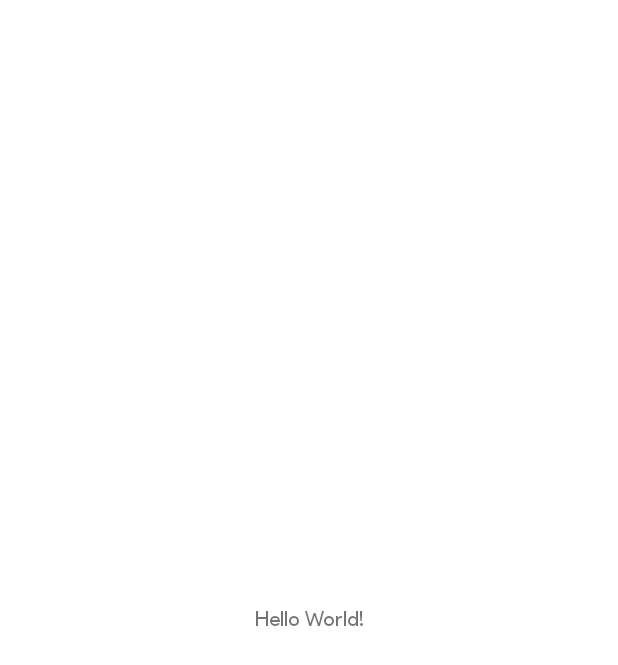
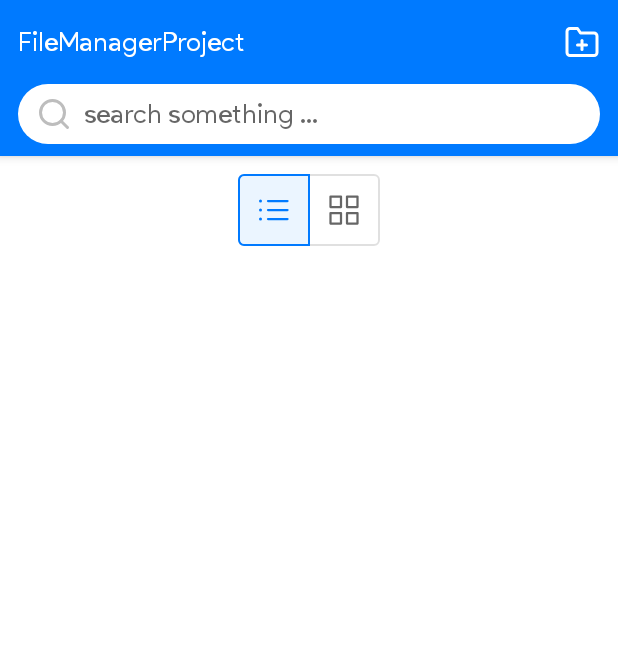
Before and after one commit to MohammadRezaZandiehh/FileManagerProject, an Android app: the screen it shows after launch (MainActivity), on a phone screen of 412 x 824 dp. Before the commit the part shown is almost empty. Shown: the top 665 px of the screen. Run offline under Robolectric (Android 15) with nearby library versions, the phone set to English and light mode, and no system bars.

Commit message:
add UI in activity_main

```diff
--- a/app/src/main/res/layout/activity_main.xml
+++ b/app/src/main/res/layout/activity_main.xml
@@ -1,18 +1,78 @@
 <?xml version="1.0" encoding="utf-8"?>
-<androidx.constraintlayout.widget.ConstraintLayout xmlns:android="http://schemas.android.com/apk/res/android"
+<androidx.coordinatorlayout.widget.CoordinatorLayout xmlns:android="http://schemas.android.com/apk/res/android"
     xmlns:app="http://schemas.android.com/apk/res-auto"
     xmlns:tools="http://schemas.android.com/tools"
     android:layout_width="match_parent"
     android:layout_height="match_parent"
     tools:context=".MainActivity">
+    <com.google.android.material.appbar.AppBarLayout
+        android:layout_width="match_parent"
+        android:layout_height="wrap_content">
+        <FrameLayout
+            android:layout_width="match_parent"
+            android:layout_height="56dp"
+            android:paddingStart="12dp"
+            android:paddingEnd="12dp">
+            <TextView
+                android:layout_width="wrap_content"
+                android:layout_height="wrap_content"
+                android:textSize="18sp"
+                android:text="@string/app_name"
+                android:fontFamily="@font/primary_bold"
+                android:textColor="@color/white"
+                android:layout_gravity="center_vertical"/>
 
-    <TextView
-        android:layout_width="wrap_content"
+            <ImageView
+                android:layout_width="wrap_content"
+                android:layout_height="wrap_content"
+                app:srcCompat="@drawable/ic_add_folder_white_24dp"
+                android:layout_gravity="center_vertical|end"/>
+        </FrameLayout>
+
+            <EditText
+                android:layout_width="match_parent"
+                android:layout_height="wrap_content"
+                android:background="@drawable/background_et_search"
+                android:layout_marginBottom="8dp"
+                android:layout_marginStart="12dp"
+                android:layout_marginEnd="12dp"
+                android:paddingTop="8dp"
+                android:paddingBottom="8dp"
+                android:paddingStart="12dp"
+                android:drawableStart="@drawable/ic_search_gray_24dp"
+                android:hint="search something ..."
+                android:drawablePadding="8dp"/>
+
+
+    </com.google.android.material.appbar.AppBarLayout>
+    <RelativeLayout
+        android:layout_width="match_parent"
         android:layout_height="wrap_content"
-        android:text="Hello World!"
-        app:layout_constraintBottom_toBottomOf="parent"
-        app:layout_constraintLeft_toLeftOf="parent"
-        app:layout_constraintRight_toRightOf="parent"
-        app:layout_constraintTop_toTopOf="parent" />
-
-</androidx.constraintlayout.widget.ConstraintLayout>
+        app:layout_behavior="com.google.android.material.appbar.AppBarLayout$ScrollingViewBehavior">
+        <com.google.android.material.button.MaterialButtonToggleGroup
+            android:id="@+id/toggleGroup_main"
+            android:layout_marginTop="12dp"
+            android:layout_width="match_parent"
+            android:layout_height="wrap_content"
+            android:gravity="center_horizontal"
+            app:checkedButton="@+id/btn_main_list"
+            app:singleSelection="true">
+            <com.google.android.material.button.MaterialButton
+                android:id="@+id/btn_main_list"
+                android:layout_width="wrap_content"
+                android:layout_height="wrap_content"
+                style="@style/Widget.App.Button.OutlinedButton.IconOnly"
+                app:icon="@drawable/ic_list_black_24dp"/>
+            <com.google.android.material.button.MaterialButton
+                style="@style/Widget.App.Button.OutlinedButton.IconOnly"
+                android:layout_width="wrap_content"
+                android:layout_height="wrap_content"
+                app:icon="@drawable/ic_grid_black_24dp"/>
+        </com.google.android.material.button.MaterialButtonToggleGroup>
+        <FrameLayout
+            android:id="@+id/frame_main_fragmentContainer"
+            android:layout_width="match_parent"
+            android:layout_height="match_parent"
+            android:layout_below="@id/toggleGroup_main"/>
+    </RelativeLayout>
+</androidx.coordinatorlayout.widget.CoordinatorLayout>
--- a/app/src/main/res/values/colors.xml
+++ b/app/src/main/res/values/colors.xml
@@ -5,7 +5,6 @@
     <color name="purple_700">#FF3700B3</color>
     <color name="teal_200">#FF03DAC5</color>
     <color name="teal_700">#FF018786</color>
-    <color name="black">#FF000000</color>
     <color name="white">#FFFFFFFF</color>
 
     <color name="colorPrimary">#007AFF</color>
```
